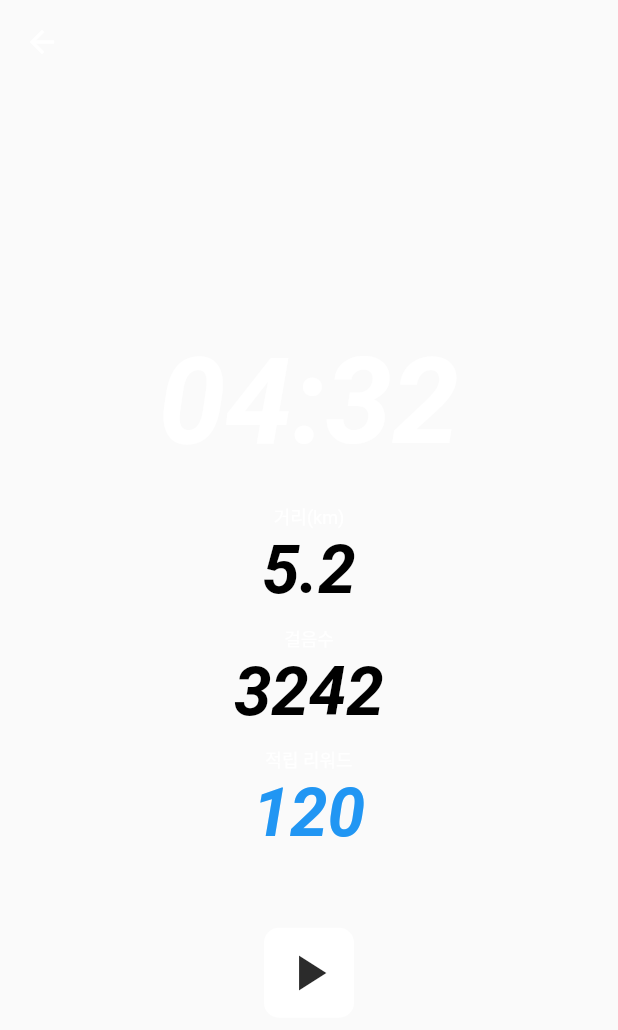
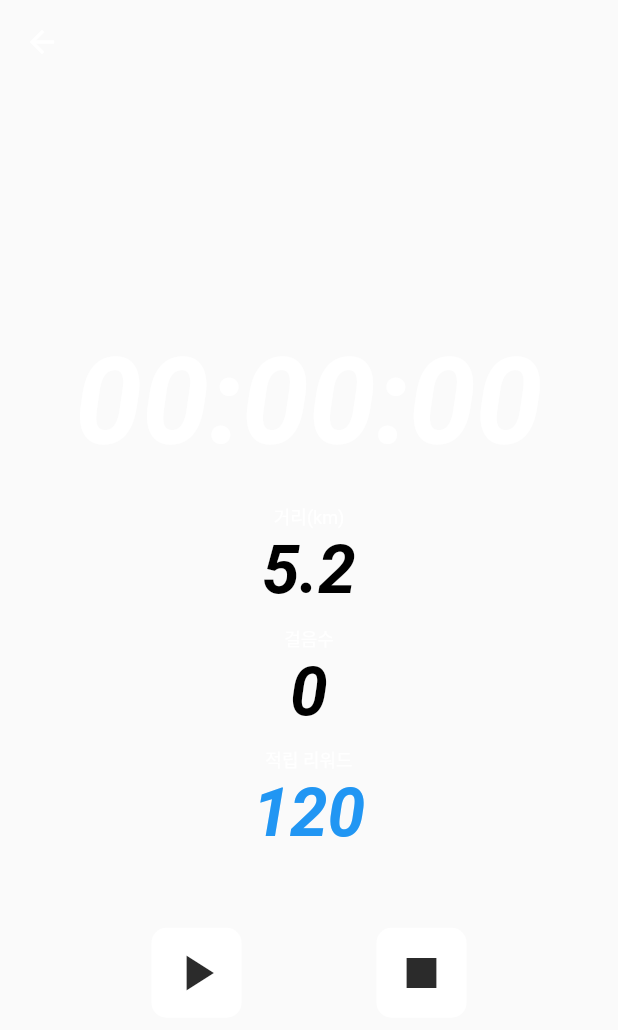
Before and after one commit to Article-1-of-the-NHPA/joggingsir, a Flutter app: the RunningScreen screen opened directly, after a tap on the "pause" icon, on a phone screen of 412 x 824 dp. Shown: the top 1030 px of the screen. Run offline on Flutter 3.47's test engine with Material 2 defaults, Android fonts, the light colour scheme and no system bars; our stand-ins replace google_fonts; network calls fail; Roboto replaces fonts that are missing (SF Pro Text).

Commit message:
merge 0.6

```diff
--- a/lib/mainpage.dart
+++ b/lib/mainpage.dart
@@ -1,7 +1,7 @@
 import 'package:flutter/material.dart';
 import 'package:joggigsir/views/widgets/MenuBottom.dart';
 import 'package:joggigsir/views/widgets/route/routecard_small.dart';
-import 'package:joggigsir/runningcard.dart';
+import 'package:joggigsir/views/widgets/runningcard.dart';
 
 void main() {
   runApp(const MainPage());
--- a/lib/runpage.dart
+++ b/lib/runpage.dart
@@ -1,4 +1,5 @@
 import 'package:flutter/material.dart';
+import 'dart:async';
 import 'package:joggigsir/mainpage.dart';
 
 void main() {
@@ -12,7 +13,7 @@
   Widget build(BuildContext context) {
     return MaterialApp(
       theme: ThemeData(
-        scaffoldBackgroundColor: const Color(0xFFFF6464), // 배경색을 FF6464로 설정
+        scaffoldBackgroundColor: const Color(0xFFFF6464),
       ),
       home: RunningScreen(),
     );
@@ -28,9 +29,58 @@
 
 class _RunningScreenState extends State<RunningScreen> {
   bool isPaused = false;
+  Stopwatch _stopwatch = Stopwatch();
+  Timer? _timer;
+  int _stepCount = 0;
+
+  @override
+  void initState() {
+    super.initState();
+    _startTimer();
+  }
+
+  @override
+  void dispose() {
+    _timer?.cancel();
+    super.dispose();
+  }
+
+  void _startTimer() {
+    _stopwatch.start();
+    _timer = Timer.periodic(const Duration(seconds: 1), (Timer timer) {
+      if (!isPaused) {
+        setState(() {});
+        _updateRunningTime();
+      }
+    });
+  }
+
+  void _updateRunningTime() {
+    setState(() {});
+  }
+
+  void _resetTimer() {
+    _stopwatch.reset();
+    setState(() {});
+  }
+
+  void _togglePause() {
+    isPaused = !isPaused;
+    if (isPaused) {
+      _stopwatch.stop();
+    } else {
+      _stopwatch.start();
+    }
+  }
 
   @override
   Widget build(BuildContext context) {
+    String formattedTime = _stopwatch.elapsed.inHours.toString().padLeft(2, '0') +
+        ':' +
+        (_stopwatch.elapsed.inMinutes % 60).toString().padLeft(2, '0') +
+        ':' +
+        (_stopwatch.elapsed.inSeconds % 60).toString().padLeft(2, '0');
+
     return Scaffold(
       appBar: AppBar(
         backgroundColor: Colors.transparent,
@@ -55,9 +105,9 @@
             mainAxisAlignment: MainAxisAlignment.center,
             crossAxisAlignment: CrossAxisAlignment.center,
             children: [
-              SizedBox(height: 20), // 간격 조정
+              SizedBox(height: 20),
               Text(
-                '04:32',
+                formattedTime,
                 style: TextStyle(
                   color: Colors.white,
                   fontSize: 80,
@@ -69,7 +119,7 @@
                 ),
               ),
 
-              SizedBox(height: 20), // 간격 조정
+              SizedBox(height: 20),
 
               // 거리
               Text(
@@ -92,7 +142,7 @@
                 ),
               ),
 
-              SizedBox(height: 10), // 간격 조정
+              SizedBox(height: 10),
 
               // 걸음수
               Text(
@@ -103,7 +153,7 @@
                 ),
               ),
               Text(
-                '3242',
+                '$_stepCount',
                 style: TextStyle(
                   color: Colors.black,
                   fontSize: 45,
@@ -115,7 +165,7 @@
                 ),
               ),
 
-              SizedBox(height: 10), // 간격 조정
+              SizedBox(height: 10),
 
               // 적립 리워드
               Text(
@@ -137,14 +187,15 @@
                   letterSpacing: -0.32,
                 ),
               ),
-
-              SizedBox(height: 50), // 간격 조정
-
+              SizedBox(height: 50),
+              Row(
+                mainAxisAlignment: MainAxisAlignment.spaceEvenly,
+                children: [
                   // 일시정지/재생 버튼
                   GestureDetector(
                     onTap: () {
                       setState(() {
-                    isPaused = !isPaused;
+                        _togglePause();
                       });
                     },
                     child: Container(
@@ -161,6 +212,28 @@
                       ),
                     ),
                   ),
+                  GestureDetector(
+                    onTap: () {
+                      setState(() {
+                        _resetTimer(); // 변경: _resetTimer() 함수로 변경
+                      });
+                    },
+                    child: Container(
+                      width: 60,
+                      height: 60,
+                      decoration: BoxDecoration(
+                        color: Colors.white,
+                        borderRadius: BorderRadius.circular(10),
+                      ),
+                      child: Icon(
+                        Icons.stop, // 변경: 초기화 버튼을 정지 버튼으로 변경
+                        color: const Color(0xFF2B2B2B),
+                        size: 40,
+                      ),
+                    ),
+                  ),
+                ],
+              ),
             ],
           ),
         ),
--- a/pubspec.yaml
+++ b/pubspec.yaml
@@ -31,7 +31,6 @@
   flutter:
     sdk: flutter
   flutter_bloc: ^7.0.0
-
 
   # The following adds the Cupertino Icons font to your application.
   # Use with the CupertinoIcons class for iOS style icons.
```
Also changed, not shown: lib/views/widgets/runningcard.dart (renamed from lib/runningcard.dart). Lines whose indentation alone changed are shown as unchanged.
